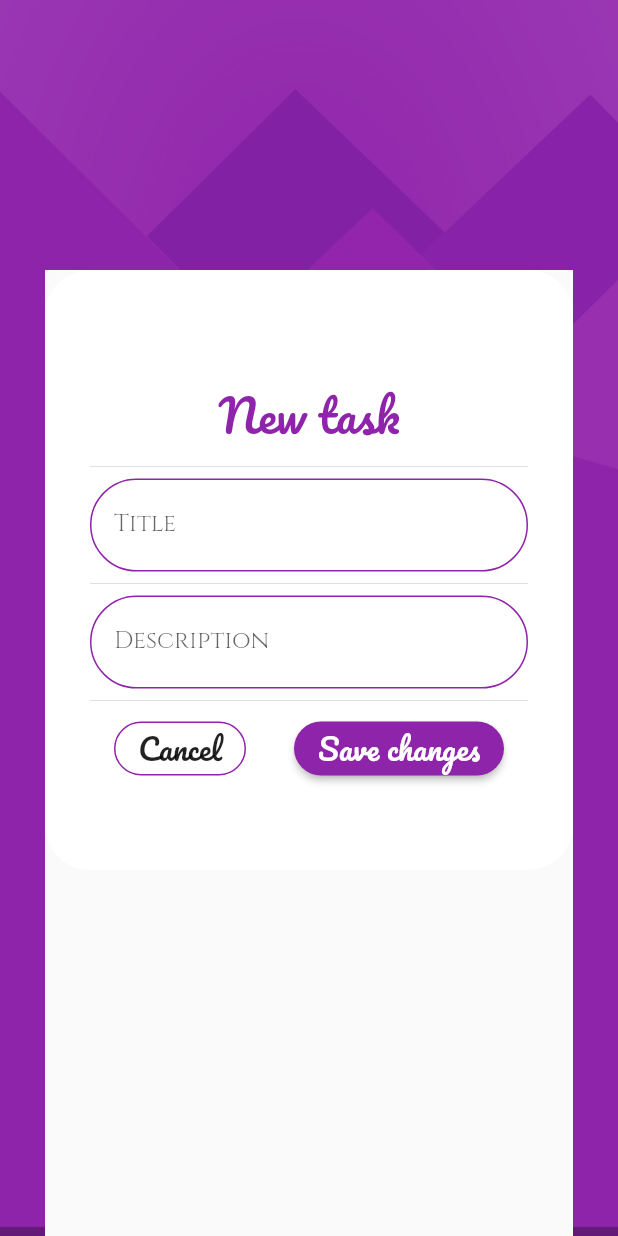
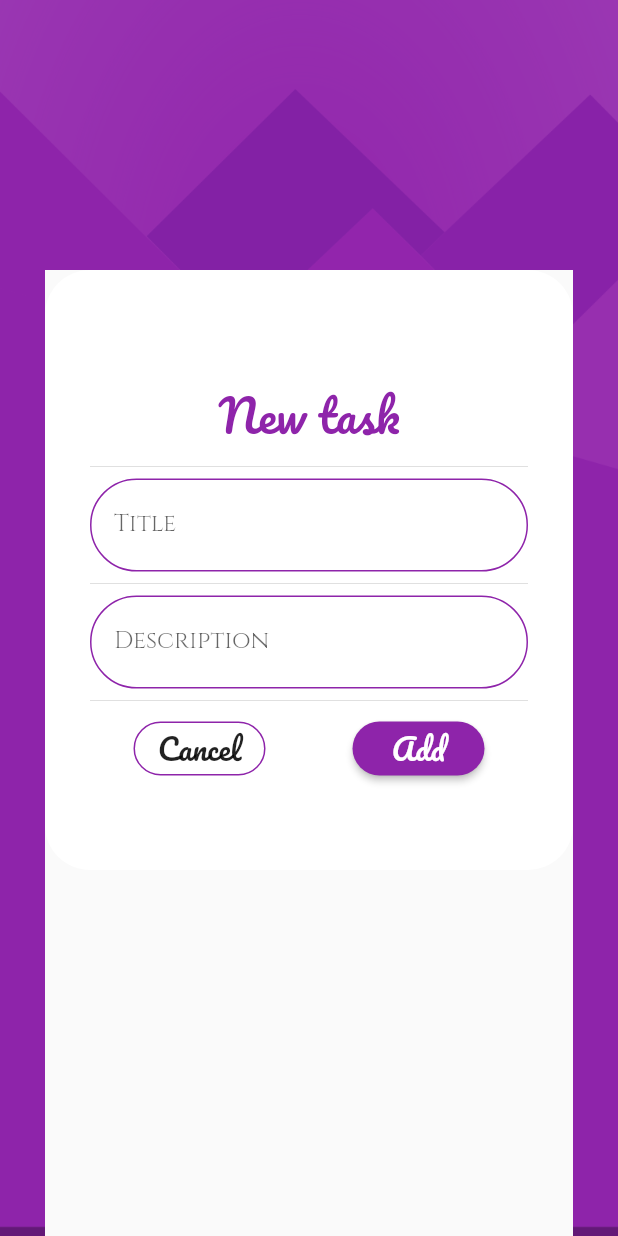
Before and after one commit to WeronikaWItt/todoey, a Flutter app: the Add screen opened by its route, on a phone screen of 412 x 824 dp. Run offline on Flutter 3.47's test engine with Material 2 defaults, Android fonts, the phone set to English and light mode, and no system bars; our stand-ins replace flutter_slidable, shared_preferences; accounts and stored records are empty.

Commit message:
changed button text

```diff
--- a/lib/screens/add_task.dart
+++ b/lib/screens/add_task.dart
@@ -125,7 +125,7 @@ class _AddState extends State<Add> {
                             Navigator.pushNamed(context, TaskScreen.ROUTE);
                           }
                         },
-                        child: Text('Save changes', style: kButtonText),
+                        child: Text('Add', style: kButtonText),
                       ),
                     ],
                   )
```
